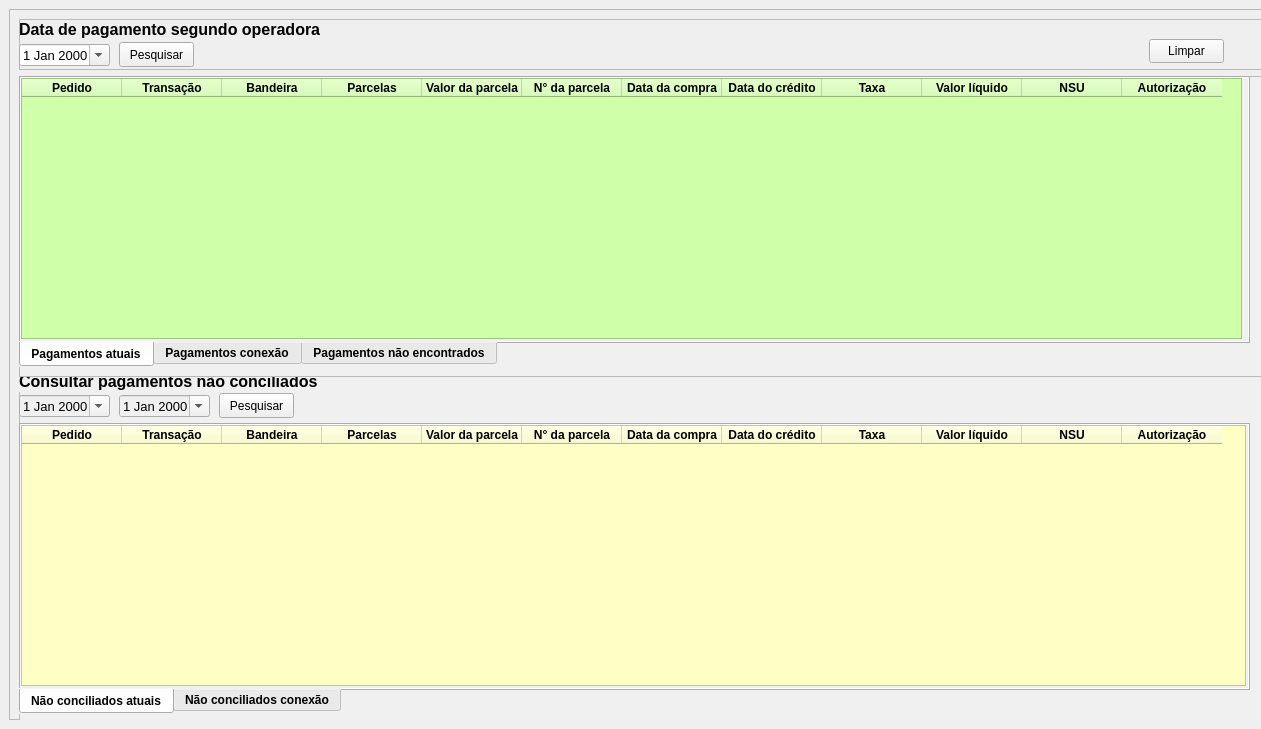
maatkur/card-payments, file ui/untitled.ui: the form before one commit.
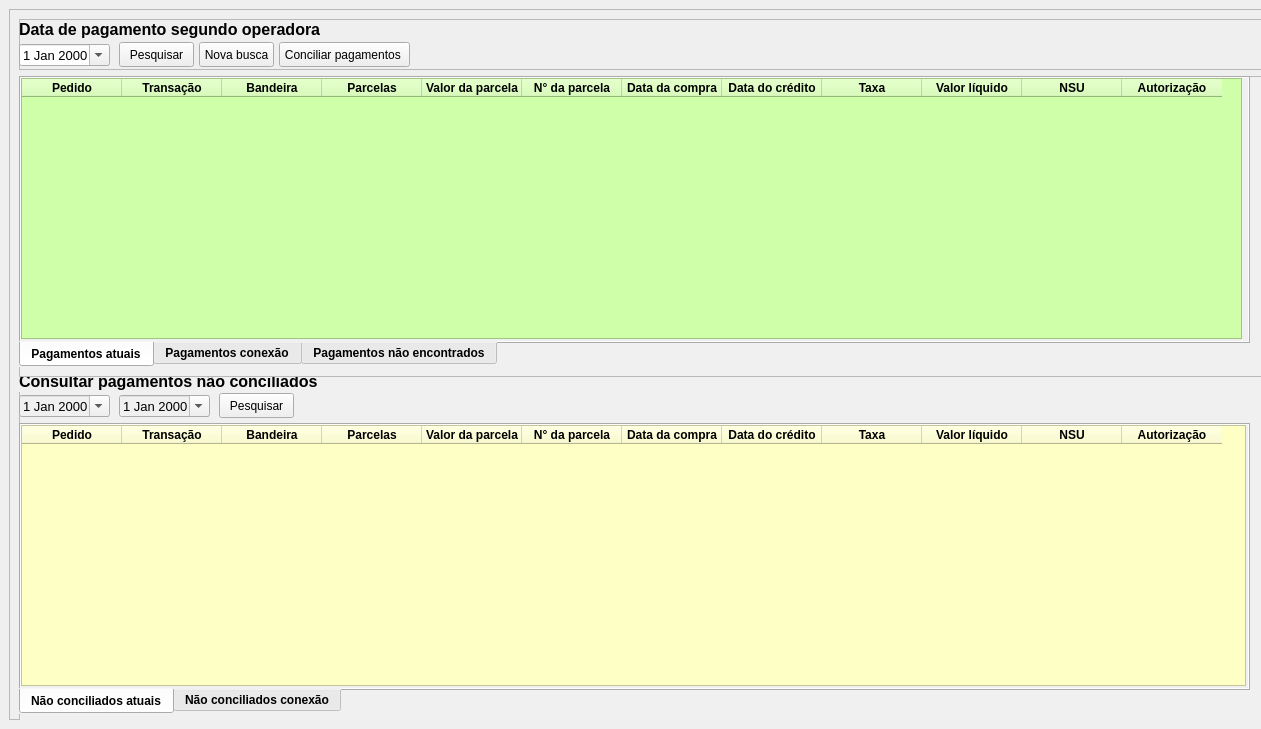
The form after the commit.

What changed in the file:
```diff
--- a/ui/untitled.ui
+++ b/ui/untitled.ui
@@ -97,14 +97,27 @@
      <widget class="QPushButton" name="clear_button">
       <property name="geometry">
        <rect>
-        <x>1130</x>
-        <y>20</y>
+        <x>180</x>
+        <y>23</y>
         <width>75</width>
-        <height>24</height>
+        <height>25</height>
        </rect>
       </property>
       <property name="text">
-       <string>Limpar</string>
+       <string>Nova busca</string>
+      </property>
+     </widget>
+     <widget class="QPushButton" name="conciliate_button">
+      <property name="geometry">
+       <rect>
+        <x>260</x>
+        <y>23</y>
+        <width>131</width>
+        <height>25</height>
+       </rect>
+      </property>
+      <property name="text">
+       <string>Conciliar pagamentos </string>
       </property>
      </widget>
     </widget>
@@ -529,7 +542,7 @@
      <widget class="QLabel" name="total_unconciliated_label">
       <property name="geometry">
        <rect>
-        <x>375</x>
+        <x>560</x>
         <y>318</y>
         <width>241</width>
         <height>20</height>
@@ -1037,7 +1050,7 @@
      <widget class="QLabel" name="total_conciliation_label">
       <property name="geometry">
        <rect>
-        <x>560</x>
+        <x>780</x>
         <y>270</y>
         <width>201</width>
         <height>20</height>
```
Left out of the diff: 2 changed lines with no effect on the pictures.
